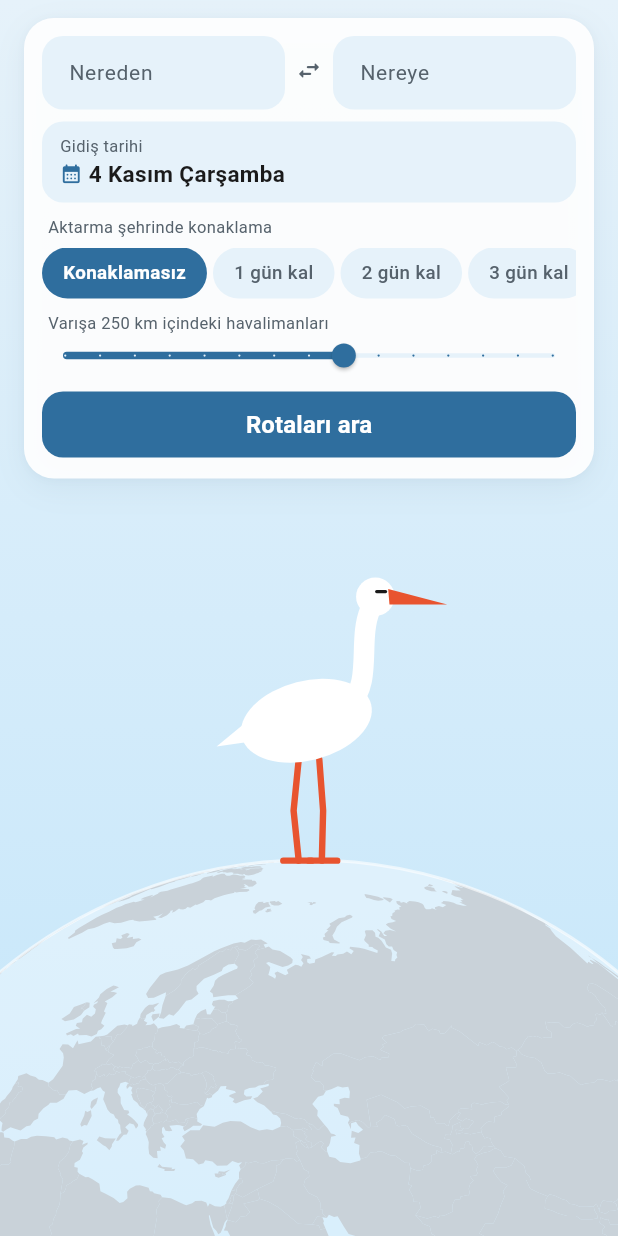
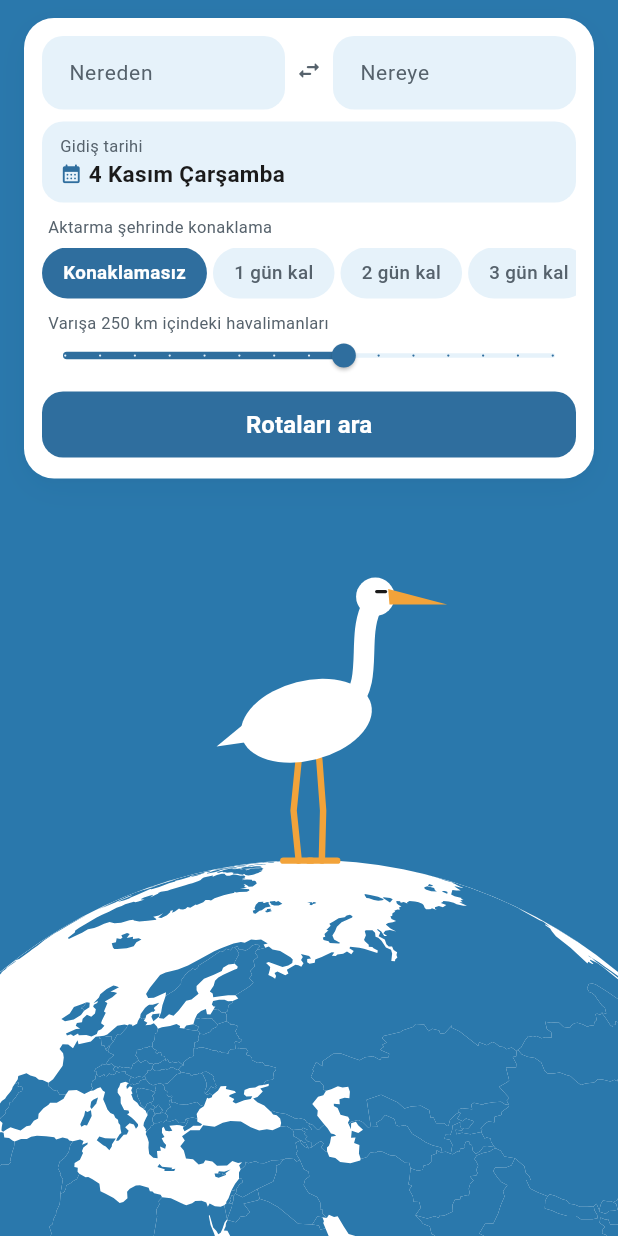
Before and after one commit to metinboraozke/leylek, a Flutter app: the screen it shows after launch, on a phone screen of 412 x 824 dp. Run offline on Flutter 3.47's test engine with Material 3 defaults, Android fonts, the phone set to English and light mode, and no system bars; our stand-ins replace dio, equatable, flutter_bloc, lottie.

Commit message:
Tasarim: acilis ve ucus sahnesi logo renklerine gecti
Duz logo mavisi zemin, beyaz kure ustunde mavi karalar, logodaki
turuncuyla ayakta leylek, tam beyaz arama karti, mavi zeminde beyaz
durum cubugu. Sonuc ekrani ve ucan leylek animasyonu degismedi.

Co-Authored-By: Claude Opus 5.5 <noreply@anthropic.com>

```diff
--- a/lib/core/theme/leylek_colors.dart
+++ b/lib/core/theme/leylek_colors.dart
@@ -15,13 +15,25 @@ abstract final class LeylekColors {
   /// Uçuş sahnesinin zemini: parlak beyaz leylek öne çıksın diye daha da açık.
   static const Color skyPale = Color(0xFFDDF0FC);
 
-  /// Küredeki karalar: göğe yakın, soğuk bir gri.
-  static const Color land = Color(0xFFC9D2D9);
+  /// Logonun mavisi: açılış ve uçuş sahnesinin zemini, küredeki karalar.
+  /// Logodaki tondan (#2E7FB5) gözle ayırt edilmeyecek kadar koyu; üstündeki
+  /// beyaz küçük yazı da okunur kalsın (kontrast ≥ 4.5).
+  static const Color brand = Color(0xFF2A78AC);
+
+  /// Marka mavisinin derin tonu: mavi ve beyaz zeminde beyaz çizgili
+  /// araçların ince konturu.
+  static const Color brandDeep = Color(0xFF14456B);
+
+  /// Küredeki karalar: logodaki gibi zeminle aynı mavi, deniz beyaz.
+  static const Color land = brand;
 
   /// Göğün koyu tonu: "önerilen" tiki ve vurgulu bağlantılar.
   /// Beyaz zeminde metin kontrastı ≥ 4.5.
   static const Color skyDeep = Color(0xFF2F6E9E);
   static const Color beak = Color(0xFFE8542F);
+
+  /// Logodaki leyleğin gaga ve bacak turuncusu (açılıştaki leylek).
+  static const Color logoBeak = Color(0xFFF2A33A);
   // Gaga turuncusu beyaz zemin üzerinde metin için yeterince koyu değil
   // (kontrast < 4.5). Metin ve ikonlarda bu koyu ton kullanılır.
   static const Color beakText = Color(0xFFB83E1E);
--- a/lib/features/route_search/presentation/pages/search_page.dart
+++ b/lib/features/route_search/presentation/pages/search_page.dart
@@ -1,4 +1,5 @@
 import 'package:flutter/material.dart';
+import 'package:flutter/services.dart';
 import 'package:flutter_bloc/flutter_bloc.dart';
 
 import '../../../../core/theme/leylek_colors.dart';
@@ -86,6 +87,11 @@ class _SearchPageState extends State<SearchPage> {
 
     return BlocListener<SearchCubit, SearchState>(
       listener: _onSearchState,
+      // Mavi zeminde (açılış, uçuş) durum çubuğu ikonları beyaz.
+      child: AnnotatedRegion<SystemUiOverlayStyle>(
+        value: _stage == _Stage.results
+            ? SystemUiOverlayStyle.dark
+            : SystemUiOverlayStyle.light,
         child: PopScope(
           // Sonuç ekranında geri tuşu uygulamayı kapatmasın, forma dönsün.
           canPop: _stage == _Stage.form,
@@ -96,12 +102,13 @@ class _SearchPageState extends State<SearchPage> {
             resizeToAvoidBottomInset: false,
             backgroundColor: _stage == _Stage.results
                 ? LeylekColors.mist
-              : LeylekColors.skySoft,
+                : LeylekColors.brand,
             body: AnimatedSwitcher(
               duration: timing.fadeOut,
               switchInCurve: Curves.easeOut,
               switchOutCurve: Curves.easeIn,
               child: scene,
+            ),
           ),
         ),
       ),
@@ -118,13 +125,7 @@ class _FormScene extends StatelessWidget {
       onTap: () => FocusManager.instance.primaryFocus?.unfocus(),
       behavior: HitTestBehavior.translucent,
       child: DecoratedBox(
-        decoration: const BoxDecoration(
-          gradient: LinearGradient(
-            begin: Alignment.topCenter,
-            end: Alignment.bottomCenter,
-            colors: [LeylekColors.skySoft, LeylekColors.skyLight],
-          ),
-        ),
+        decoration: const BoxDecoration(color: LeylekColors.brand),
         // Küre ve leylek tüm ekranın zemininde; kart üstte yüzer. Klavye
         // açılınca kart kayar, zemin yerinde kalır.
         child: Stack(
--- a/lib/features/route_search/presentation/widgets/drawn_train.dart
+++ b/lib/features/route_search/presentation/widgets/drawn_train.dart
@@ -60,7 +60,7 @@ class _TrainPainter extends CustomPainter {
   static const double _h = 80;
 
   static const _white = Color(0xFFFFFFFF);
-  static const _outline = Color(0xE62F6E9E);
+  static const _outline = Color(0xE614456B);
 
   final double t;
 
--- a/lib/features/route_search/presentation/widgets/search_card.dart
+++ b/lib/features/route_search/presentation/widgets/search_card.dart
@@ -37,7 +37,7 @@ class SearchCard extends StatelessWidget {
     return Container(
       padding: const EdgeInsets.all(12),
       decoration: BoxDecoration(
-        color: LeylekColors.feather.withValues(alpha: 0.92),
+        color: LeylekColors.feather,
         borderRadius: BorderRadius.circular(20),
         boxShadow: LeylekColors.cardShadow,
       ),
--- a/lib/features/route_search/presentation/widgets/standing_stork.dart
+++ b/lib/features/route_search/presentation/widgets/standing_stork.dart
@@ -68,11 +68,11 @@ class _StorkPainter extends CustomPainter {
     canvas.scale(size.width / _w, size.height / _h);
 
     final white = Paint()..color = LeylekColors.feather;
-    final orange = Paint()..color = LeylekColors.beak;
+    final orange = Paint()..color = LeylekColors.logoBeak;
 
     // Bacaklar: iki düz çizgi, dizde hafif kırılma.
     final leg = Paint()
-      ..color = LeylekColors.beak
+      ..color = LeylekColors.logoBeak
       ..strokeWidth = 5
       ..strokeCap = StrokeCap.round
       ..strokeJoin = StrokeJoin.round
```
Also changed, not shown: lib/features/route_search/presentation/widgets/flight_scene.dart (+6 -4 lines), lib/features/route_search/presentation/widgets/globe.dart (+2 -15 lines), lib/features/route_search/presentation/widgets/vehicle_lottie.dart (+4 -4 lines). Lines whose indentation alone changed are shown as unchanged.
